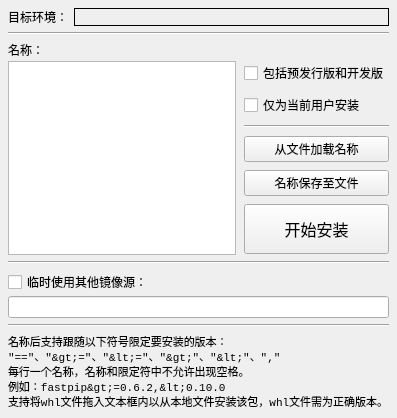
Qt form source/awespykit/ui/package_install.ui (hrpzcf/AwesomePyKit) before a commit.
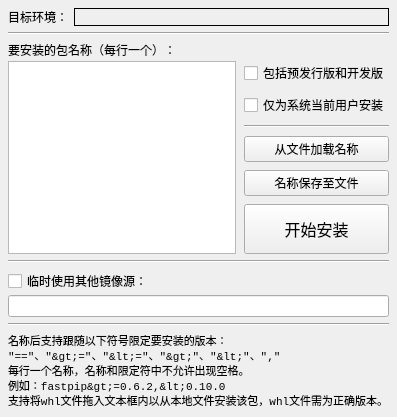
The same form after that commit.

Commit message: 包管理器的安装界面文字更新

```diff
--- a/source/awespykit/ui/package_install.ui
+++ b/source/awespykit/ui/package_install.ui
@@ -9,8 +9,8 @@
    <rect>
     <x>0</x>
     <y>0</y>
-    <width>395</width>
-    <height>418</height>
+    <width>393</width>
+    <height>416</height>
    </rect>
   </property>
   <property name="font">
@@ -25,7 +25,7 @@
    <string>安装</string>
   </property>
   <widget class="QWidget" name="centralwidget">
-   <layout class="QVBoxLayout" name="verticalLayout_5">
+   <layout class="QVBoxLayout" name="verticalLayout_4">
     <property name="leftMargin">
      <number>8</number>
     </property>
@@ -39,8 +39,6 @@
      <number>8</number>
     </property>
     <item>
-     <layout class="QVBoxLayout" name="verticalLayout_4">
-      <item>
        <layout class="QHBoxLayout" name="horizontalLayout" stretch="0,1">
         <item>
          <widget class="QLabel" name="label_3">
@@ -76,7 +74,7 @@
         <item>
          <widget class="QLabel" name="label">
           <property name="text">
-           <string>名称：</string>
+         <string>要安装的包名称（每行一个）：</string>
           </property>
          </widget>
         </item>
@@ -111,7 +109,7 @@
                <string>将包安装到系统当前登录的用户的用户目录内。</string>
               </property>
               <property name="text">
-               <string>仅为当前用户安装</string>
+             <string>仅为系统当前用户安装</string>
               </property>
              </widget>
             </item>
@@ -272,8 +270,6 @@
          <set>Qt::AlignLeading|Qt::AlignLeft|Qt::AlignTop</set>
         </property>
        </widget>
-      </item>
-     </layout>
     </item>
    </layout>
   </widget>
```
Lines whose indentation alone changed are shown as unchanged. The commit also changes 1 other file.
